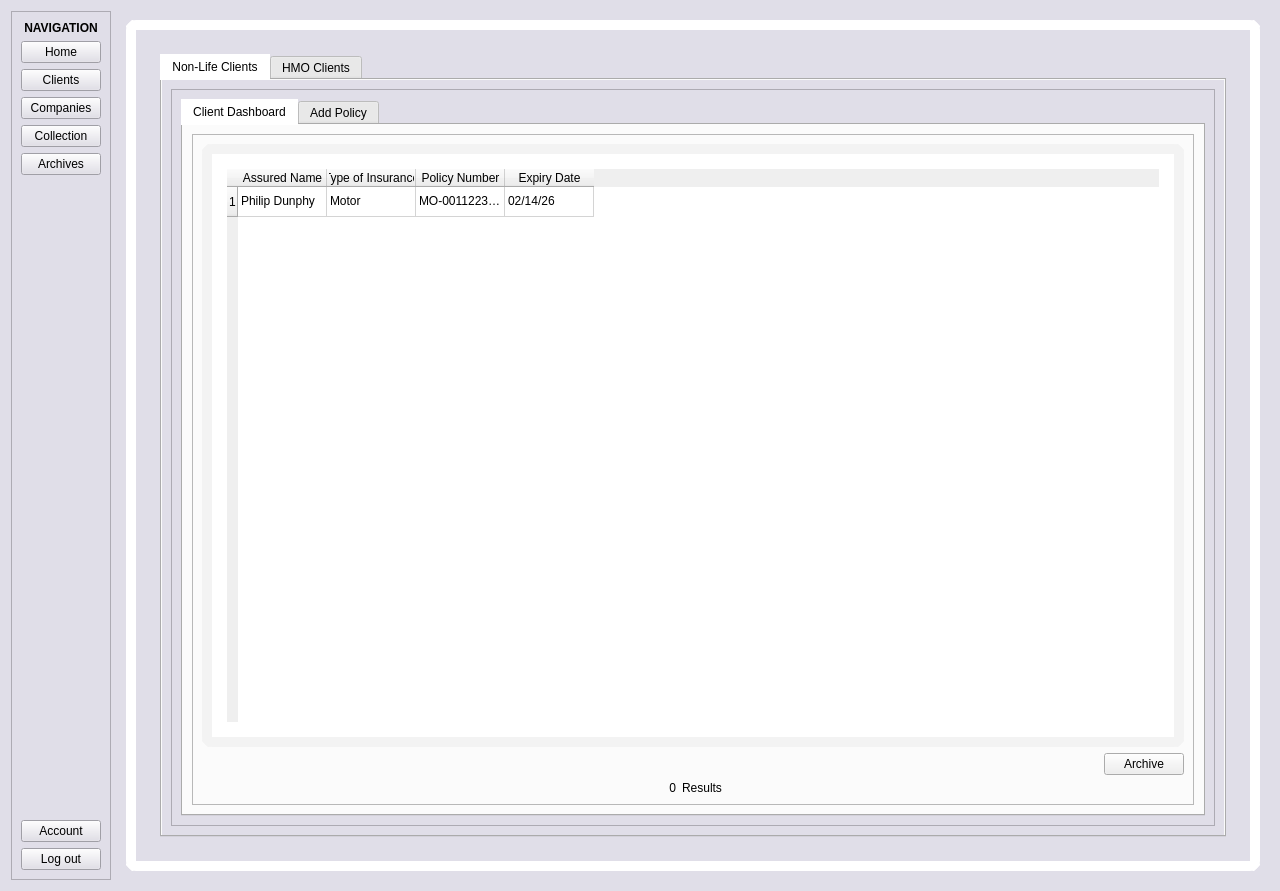
The window that QtGUI/form.ui (Ponard/InvestoPinoy) describes before a commit, drawn with Qt 5.
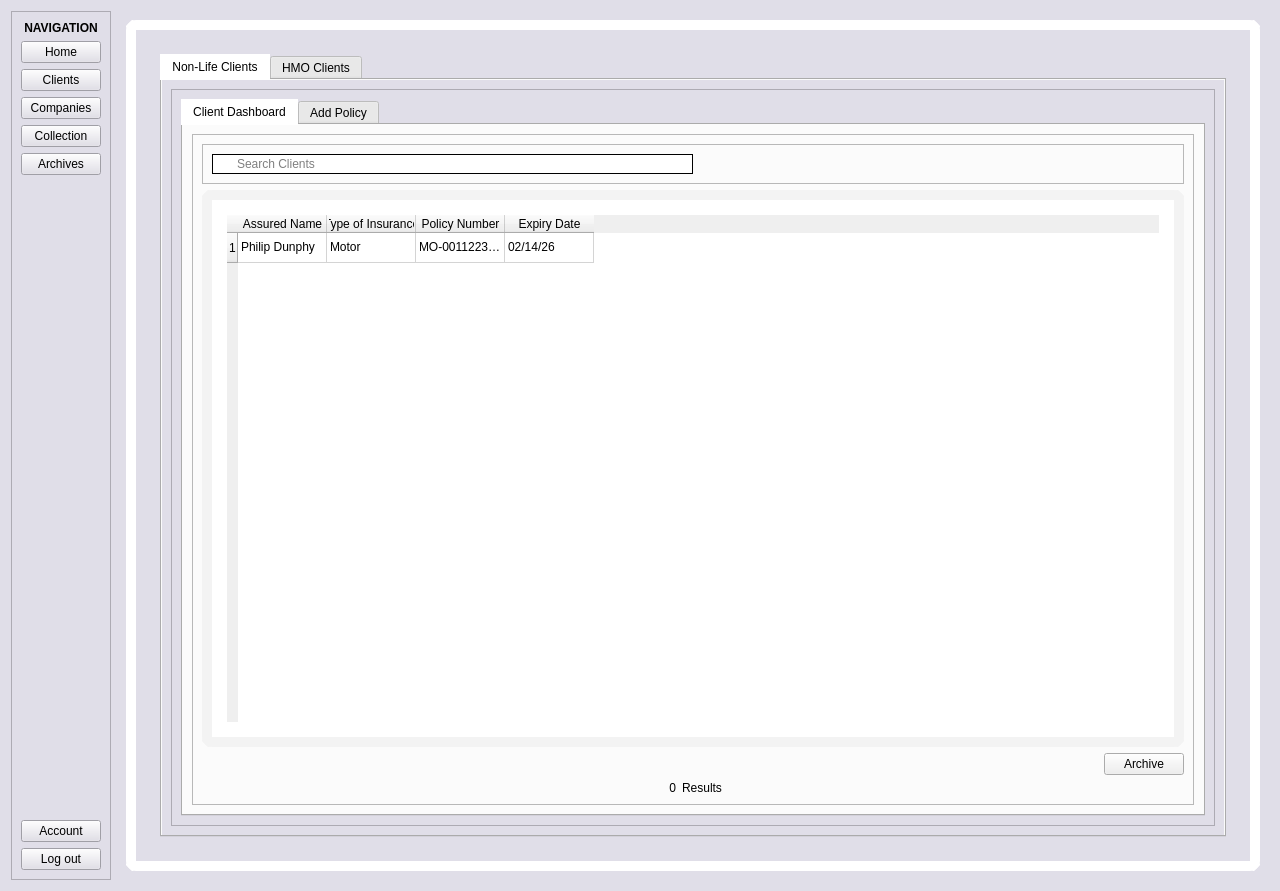
The same window after the commit. The open tabs and pages were chosen to show the change. Icons and pictures are not drawn.

Commit message: Add search functionality for clients in HMO and non-life sections

What changed in the file:
```diff
--- a/QtGUI/form.ui
+++ b/QtGUI/form.ui
@@ -2085,6 +2085,113 @@
                         <enum>QFrame::Shadow::Raised</enum>
                        </property>
                        <layout class="QVBoxLayout" name="verticalLayout_18">
+                        <item>
+                         <widget class="QFrame" name="clients_header_container">
+                          <property name="styleSheet">
+                           <string notr="true">QPushButton, QPushButton:flat {
+	background-color: white;
+	border: 0px solid white;
+	padding: 5;
+	border-radius: 10%;
+}
+QPushButton:hover {
+    background-color: rgb(239, 239, 239);
+	padding: 5;
+	border-radius: 10%;
+}
+#clients_search_container{
+	background-color: white;
+	border: 1px solid black;
+	border-radius: 15%;
+}</string>
+                          </property>
+                          <property name="frameShape">
+                           <enum>QFrame::Shape::StyledPanel</enum>
+                          </property>
+                          <property name="frameShadow">
+                           <enum>QFrame::Shadow::Raised</enum>
+                          </property>
+                          <layout class="QHBoxLayout" name="clients_header_layout">
+                           <item>
+                            <widget class="QFrame" name="clients_search_container">
+                             <property name="sizePolicy">
+                              <sizepolicy hsizetype="Preferred" vsizetype="Preferred">
+                               <horstretch>0</horstretch>
+                               <verstretch>0</verstretch>
+                              </sizepolicy>
+                             </property>
+                             <property name="frameShape">
+                              <enum>QFrame::Shape::StyledPanel</enum>
+                             </property>
+                             <property name="frameShadow">
+                              <enum>QFrame::Shadow::Raised</enum>
+                             </property>
+                             <layout class="QHBoxLayout" name="clients_search_layout">
+                              <property name="spacing">
+                               <number>5</number>
+                              </property>
+                              <property name="leftMargin">
+                               <number>10</number>
+                              </property>
+                              <property name="topMargin">
+                               <number>0</number>
+                              </property>
+                              <property name="rightMargin">
+                               <number>10</number>
+                              </property>
+                              <property name="bottomMargin">
+                               <number>0</number>
+                              </property>
+                              <item>
+                               <widget class="QLabel" name="clients_search_icon">
+                                <property name="text">
+                                 <string/>
+                                </property>
+                                <property name="pixmap">
+                                 <pixmap>asset/search_icon.png</pixmap>
+                                </property>
+                               </widget>
+                              </item>
+                              <item>
+                               <widget class="QLineEdit" name="clients_search_edit">
+                                <property name="sizePolicy">
+                                 <sizepolicy hsizetype="Expanding" vsizetype="Maximum">
+                                  <horstretch>0</horstretch>
+                                  <verstretch>0</verstretch>
+                                 </sizepolicy>
+                                </property>
+                                <property name="styleSheet">
+                                 <string notr="true">#clients_search_edit {
+border: 0px solid white;
+}</string>
+                                </property>
+                                <property name="placeholderText">
+                                 <string>Search Clients</string>
+                                </property>
+                                <property name="cursorMoveStyle">
+                                 <enum>Qt::CursorMoveStyle::LogicalMoveStyle</enum>
+                                </property>
+                               </widget>
+                              </item>
+                             </layout>
+                            </widget>
+                           </item>
+                           <item>
+                            <spacer name="clients_header_spacer">
+                             <property name="orientation">
+                              <enum>Qt::Orientation::Horizontal</enum>
+                             </property>
+                             <property name="sizeHint" stdset="0">
+                              <size>
+                               <width>434</width>
+                               <height>20</height>
+                              </size>
+                             </property>
+                            </spacer>
+                           </item>
+                          </layout>
+                         </widget>
+                        </item>
                         <item>
                          <widget class="QTableWidget" name="clients_non_life_dashboard_table">
                           <property name="sizePolicy">
```
Left out of the diff: 107 changed lines with no effect on the pictures.
